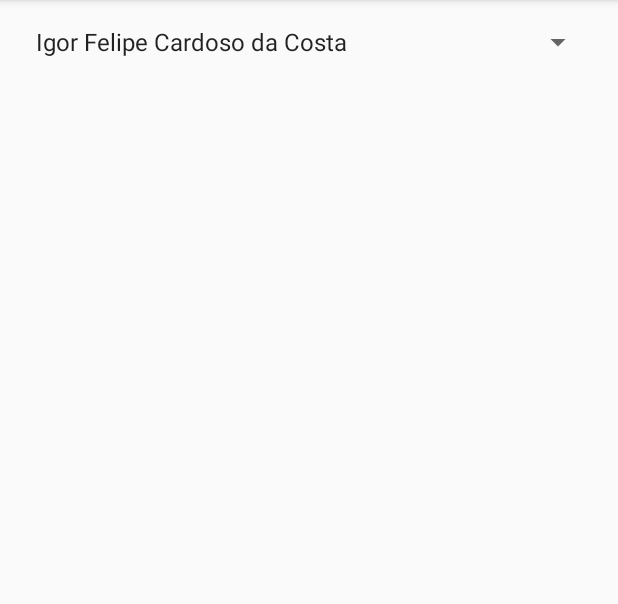
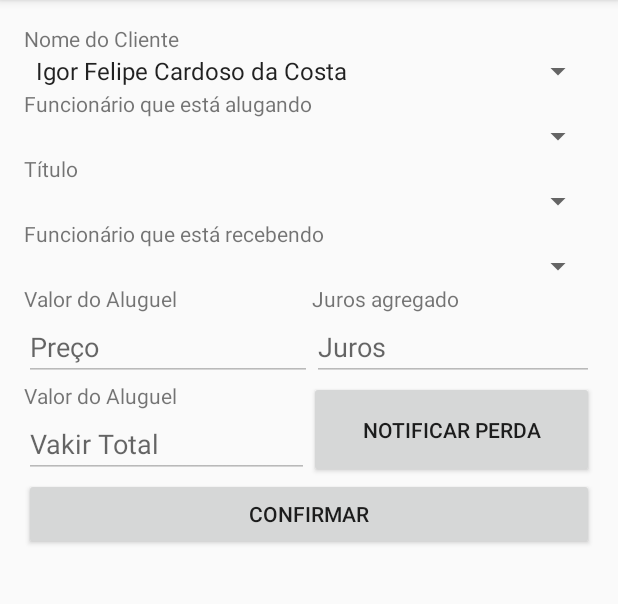
Before and after one commit to gabrielpcosta18/TAPRentalAndroid, an Android app: the RentRegisterActivity screen opened directly, with no data from a screen before it, on a phone screen of 412 x 824 dp, the part 84-688 px from its top. Run offline under Robolectric (Android 15) with nearby library versions, the phone set to English and light mode, and no system bars.

Commit message:
Atualizando design da página de registro de alugueis

```diff
--- a/TAPRental/app/src/main/res/layout/activity_rent_register.xml
+++ b/TAPRental/app/src/main/res/layout/activity_rent_register.xml
@@ -11,9 +11,133 @@
     tools:context="br.edu.ufam.icomp.taprental.ui.RentRegisterActivity"
     android:orientation="vertical">
 
+    <TextView
+        android:layout_width="match_parent"
+        android:layout_height="wrap_content"
+        android:text="Nome do Cliente"/>
+
     <Spinner
         android:id="@+id/spnCustomer"
         android:layout_width="match_parent"
         android:layout_height="wrap_content"></Spinner>
 
+    <TextView
+        android:layout_width="match_parent"
+        android:layout_height="wrap_content"
+        android:text="Funcionário que está alugando"/>
+
+    <Spinner
+        android:id="@+id/spnEmployee"
+        android:layout_width="match_parent"
+        android:layout_height="wrap_content"></Spinner>
+
+    <TextView
+        android:layout_width="match_parent"
+        android:layout_height="wrap_content"
+        android:text="Título"/>
+
+    <Spinner
+        android:id="@+id/spnTitle"
+        android:layout_width="match_parent"
+        android:layout_height="wrap_content"></Spinner>
+
+    <TextView
+        android:layout_width="match_parent"
+        android:layout_height="wrap_content"
+        android:text="Funcionário que está recebendo"/>
+
+    <Spinner
+        android:id="@+id/spnEmployeeReceptor"
+        android:layout_width="match_parent"
+        android:layout_height="wrap_content"></Spinner>
+
+    <LinearLayout
+        android:layout_width="match_parent"
+        android:layout_height="wrap_content"
+        android:weightSum="1"
+        android:orientation="horizontal">
+
+        <LinearLayout
+            android:layout_width="wrap_content"
+            android:layout_height="wrap_content"
+            android:layout_weight="0.5"
+            android:orientation="vertical">
+
+            <TextView
+                android:layout_width="match_parent"
+                android:layout_height="wrap_content"
+                android:text="Valor do Aluguel"/>
+
+            <EditText
+                android:id="@+id/edtRentPrice"
+                android:layout_width="match_parent"
+                android:layout_height="match_parent"
+                android:enabled="false"
+                android:hint="Preço"/>
+        </LinearLayout>
+
+        <LinearLayout
+            android:layout_width="wrap_content"
+            android:layout_height="wrap_content"
+            android:layout_weight="0.5"
+            android:orientation="vertical">
+
+            <TextView
+                android:layout_width="match_parent"
+                android:layout_height="wrap_content"
+                android:text="Juros agregado"/>
+
+            <EditText
+                android:id="@+id/edtJuros"
+                android:layout_width="match_parent"
+                android:layout_height="match_parent"
+                android:enabled="false"
+                android:hint="Juros"/>
+        </LinearLayout>
+    </LinearLayout>
+
+    <LinearLayout
+        android:layout_width="match_parent"
+        android:layout_height="wrap_content"
+        android:weightSum="1"
+        android:orientation="horizontal">
+
+        <LinearLayout
+            android:layout_width="match_parent"
+            android:layout_height="wrap_content"
+            android:layout_weight="0.5"
+            android:orientation="vertical">
+
+            <TextView
+                android:layout_width="match_parent"
+                android:layout_height="wrap_content"
+                android:text="Valor do Aluguel"/>
+
+            <EditText
+                android:id="@+id/edtTotalPrice"
+                android:layout_width="match_parent"
+                android:layout_height="match_parent"
+                android:enabled="false"
+                android:hint="Vakir Total"/>
+        </LinearLayout>
+
+        <LinearLayout
+            android:layout_width="match_parent"
+            android:layout_height="match_parent"
+            android:layout_weight="0.5"
+            android:orientation="vertical">
+
+            <Button
+                android:layout_width="match_parent"
+                android:layout_height="match_parent"
+                android:text="Notificar Perda"/>
+        </LinearLayout>
+    </LinearLayout>
+
+    <Button
+        android:id="@+id/btnRentRegisterConfirm"
+        android:layout_width="match_parent"
+        android:layout_height="wrap_content"
+        android:text="Confirmar"/>
+
 </LinearLayout>
```
